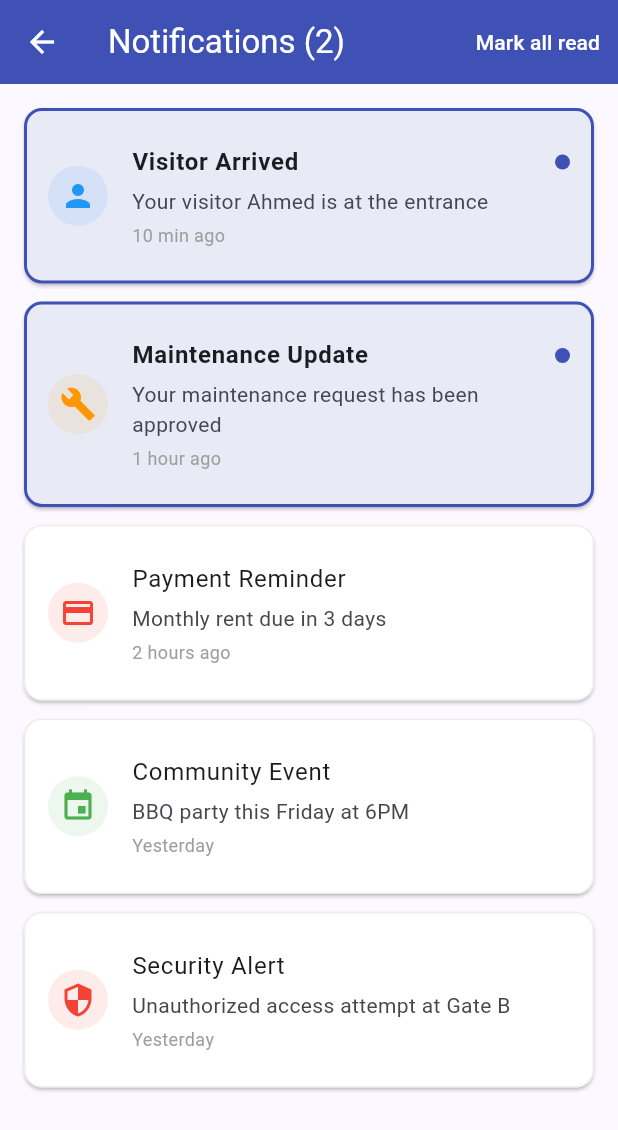
After one commit to ayasouaissia/smart_residence_app, a Flutter app: the HomeScreen screen opened directly, after a tap on the "notifications" icon, on a phone screen of 412 x 824 dp. The commit adds this screen. Shown: the top 1130 px of the screen. Run offline on Flutter 3.47's test engine with Material 3 defaults, Android fonts, the light colour scheme and no system bars.

Commit message:
Day 5: Payment + Notifications

```diff
--- a/lib/screens/home_screen.dart
+++ b/lib/screens/home_screen.dart
@@ -4,6 +4,8 @@ import 'maintenance_screen.dart';
 import 'visitor_screen.dart';
 import 'vehicle_screen.dart';
 import 'parking_screen.dart';
+import 'payment_screen.dart';
+import 'notification_screen.dart';
 
 class HomeScreen extends StatelessWidget {
   const HomeScreen({super.key});
@@ -15,6 +17,15 @@ class HomeScreen extends StatelessWidget {
         title: const Text("Home"),
         backgroundColor: Colors.indigo,
         foregroundColor: Colors.white,
+        actions: [
+          IconButton(
+            icon: const Icon(Icons.notifications),
+            onPressed: () => Navigator.push(
+              context,
+              MaterialPageRoute(builder: (_) => const NotificationScreen()),
+            ),
+          ),
+        ],
       ),
       body: SingleChildScrollView(
         padding: const EdgeInsets.all(24),
@@ -84,6 +95,17 @@ class HomeScreen extends StatelessWidget {
                 MaterialPageRoute(builder: (_) => const ParkingScreen()),
               ),
             ),
+            const SizedBox(height: 16),
+            _menuCard(
+              context,
+              icon: Icons.payment,
+              title: "Payments",
+              subtitle: "Pay your bills and view history",
+              onTap: () => Navigator.push(
+                context,
+                MaterialPageRoute(builder: (_) => const PaymentScreen()),
+              ),
+            ),
           ],
         ),
       ),
--- /dev/null
+++ b/lib/screens/notification_screen.dart
@@ -0,0 +1,152 @@
+import 'package:flutter/material.dart';
+
+class NotificationScreen extends StatefulWidget {
+  const NotificationScreen({super.key});
+
+  @override
+  State<NotificationScreen> createState() => _NotificationScreenState();
+}
+
+class _NotificationScreenState extends State<NotificationScreen> {
+  final List<Map<String, dynamic>> _notifications = [
+    {
+      "title": "Visitor Arrived",
+      "message": "Your visitor Ahmed is at the entrance",
+      "time": "10 min ago",
+      "icon": Icons.person,
+      "color": Colors.blue,
+      "read": false,
+    },
+    {
+      "title": "Maintenance Update",
+      "message": "Your maintenance request has been approved",
+      "time": "1 hour ago",
+      "icon": Icons.build,
+      "color": Colors.orange,
+      "read": false,
+    },
+    {
+      "title": "Payment Reminder",
+      "message": "Monthly rent due in 3 days",
+      "time": "2 hours ago",
+      "icon": Icons.payment,
+      "color": Colors.red,
+      "read": true,
+    },
+    {
+      "title": "Community Event",
+      "message": "BBQ party this Friday at 6PM",
+      "time": "Yesterday",
+      "icon": Icons.event,
+      "color": Colors.green,
+      "read": true,
+    },
+    {
+      "title": "Security Alert",
+      "message": "Unauthorized access attempt at Gate B",
+      "time": "Yesterday",
+      "icon": Icons.security,
+      "color": Colors.red,
+      "read": true,
+    },
+  ];
+
+  void _markAllRead() {
+    setState(() {
+      for (var n in _notifications) {
+        n["read"] = true;
+      }
+    });
+  }
+
+  @override
+  Widget build(BuildContext context) {
+    int unread = _notifications.where((n) => n["read"] == false).length;
+
+    return Scaffold(
+      appBar: AppBar(
+        title: Text("Notifications ${unread > 0 ? '($unread)' : ''}"),
+        backgroundColor: Colors.indigo,
+        foregroundColor: Colors.white,
+        actions: [
+          if (unread > 0)
+            TextButton(
+              onPressed: _markAllRead,
+              child: const Text(
+                "Mark all read",
+                style: TextStyle(color: Colors.white),
+              ),
+            ),
+        ],
+      ),
+      body: ListView.builder(
+        padding: const EdgeInsets.all(16),
+        itemCount: _notifications.length,
+        itemBuilder: (context, index) {
+          final n = _notifications[index];
+          return Card(
+            margin: const EdgeInsets.only(bottom: 12),
+            color: n["read"] ? Colors.white : Colors.indigo.shade50,
+            shape: RoundedRectangleBorder(
+              borderRadius: BorderRadius.circular(12),
+              side: BorderSide(
+                color: n["read"] ? Colors.grey.shade200 : Colors.indigo,
+                width: n["read"] ? 1 : 2,
+              ),
+            ),
+            child: ListTile(
+              contentPadding: const EdgeInsets.all(16),
+              leading: CircleAvatar(
+                backgroundColor: (n["color"] as Color).withOpacity(0.1),
+                child: Icon(n["icon"] as IconData, color: n["color"] as Color),
+              ),
+              title: Row(
+                children: [
+                  Expanded(
+                    child: Text(
+                      n["title"],
+                      style: TextStyle(
+                        fontWeight: n["read"]
+                            ? FontWeight.normal
+                            : FontWeight.bold,
+                      ),
+                    ),
+                  ),
+                  if (!n["read"])
+                    Container(
+                      width: 10,
+                      height: 10,
+                      decoration: const BoxDecoration(
+                        color: Colors.indigo,
+                        shape: BoxShape.circle,
+                      ),
+                    ),
+                ],
+              ),
+              subtitle: Column(
+                crossAxisAlignment: CrossAxisAlignment.start,
+                children: [
+                  const SizedBox(height: 4),
+                  Text(n["message"]),
+                  const SizedBox(height: 4),
+                  Text(
+                    n["time"],
+                    style: const TextStyle(
+                      fontSize: 12,
+                      color: Colors.grey,
+                    ),
+                  ),
+                ],
+              ),
+              onTap: () {
+                setState(() {
+                  n["read"] = true;
+                });
+              },
+            ),
+          );
+        },
+      ),
+    );
+  }
+}
```
Also changed, not shown: lib/screens/payment_screen.dart (added, +168 -0 lines).
